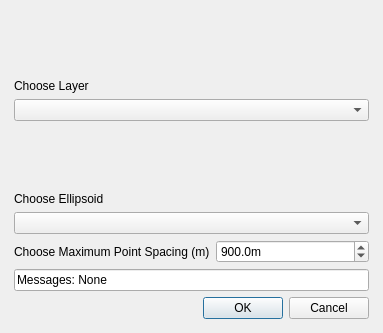
First picture: the form in geodesic_densifier_dialog_base.ui, repository GeoscienceAustralia/GeodesicDensifier, before the edit.
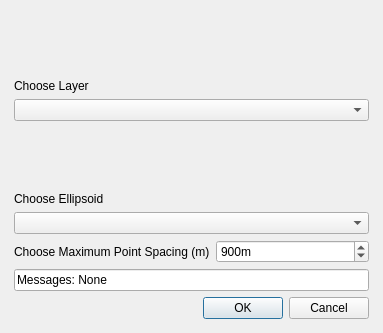
Second picture: the form after the edit. Custom widgets are drawn as their Qt base class.

Patch:
```diff
--- a/geodesic_densifier_dialog_base.ui
+++ b/geodesic_densifier_dialog_base.ui
@@ -49,18 +49,15 @@
         </widget>
        </item>
        <item>
-        <widget class="QDoubleSpinBox" name="spacingDoubleSpinBox">
+        <widget class="QSpinBox" name="spacingSpinBox">
          <property name="suffix">
           <string>m</string>
          </property>
-         <property name="decimals">
-          <number>1</number>
-         </property>
          <property name="maximum">
-          <double>10000.000000000000000</double>
+          <number>10000</number>
          </property>
          <property name="value">
-          <double>900.000000000000000</double>
+          <number>900</number>
          </property>
         </widget>
        </item>
```
